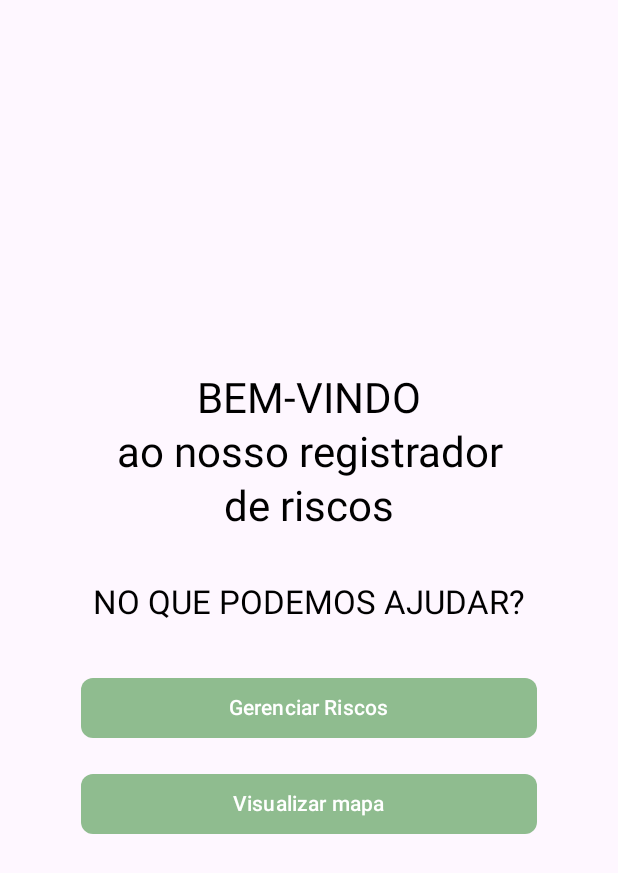
After one commit to elizeuOliJunior/GerenciamentoDeRiscos, an Android app built with Jetpack Compose: the HomeScreen screen opened through its navigation route, on a phone screen of 412 x 824 dp. The commit adds this screen. Shown: the top 873 px of the screen. Run offline under Robolectric (Android 15) with nearby library versions, the phone set to English and light mode, and no system bars.

Commit message:
HomePage Upp

```diff
--- a/app/src/main/java/com/example/gerenciamentoderiscos/ui/navigation/Navigation.kt
+++ b/app/src/main/java/com/example/gerenciamentoderiscos/ui/navigation/Navigation.kt
@@ -4,13 +4,17 @@ import androidx.compose.runtime.Composable
 import androidx.navigation.compose.NavHost
 import androidx.navigation.compose.composable
 import androidx.navigation.compose.rememberNavController
+import com.example.gerenciamentoderiscos.ui.screens.HomeScreen
 import com.example.gerenciamentoderiscos.ui.screens.AllRisksScreen
 
 @Composable
 fun AppNavigation() {
     val navController = rememberNavController()
 
-    NavHost(navController = navController, startDestination = "AllRisksScreen") {
+    NavHost(navController = navController, startDestination = "HomeScreen") {
+        composable("HomeScreen") {
+            HomeScreen()
+        }
         composable("AllRisksScreen") {
             AllRisksScreen()
         }
--- /dev/null
+++ b/app/src/main/java/com/example/gerenciamentoderiscos/ui/screens/HomeScreen.kt
@@ -0,0 +1,71 @@
+package com.example.gerenciamentoderiscos.ui.screens
+
+
+import androidx.compose.foundation.layout.*
+import androidx.compose.material3.Button
+import androidx.compose.material3.ButtonDefaults
+import androidx.compose.material3.MaterialTheme
+import androidx.compose.material3.Text
+import androidx.compose.runtime.Composable
+import androidx.compose.ui.Alignment
+import androidx.compose.ui.Modifier
+import androidx.compose.ui.graphics.Color
+import androidx.compose.ui.text.style.TextAlign
+import androidx.compose.ui.unit.dp
+import androidx.navigation.NavHostController
+import androidx.navigation.compose.rememberNavController
+import androidx.compose.foundation.shape.RoundedCornerShape
+
+@Composable
+fun HomeScreen(navController: NavHostController = rememberNavController()) {
+    val primaryColor = MaterialTheme.colorScheme.primary // Ou uma cor verde personalizada do seu tema
+
+    Column(
+        modifier = Modifier
+            .fillMaxSize()
+            .padding(16.dp),
+        horizontalAlignment = Alignment.CenterHorizontally,
+        verticalArrangement = Arrangement.Center
+    ) {
+        Text(
+            text = "BEM-VINDO\nao nosso registrador\nde riscos",
+            style = MaterialTheme.typography.headlineMedium,
+            textAlign = TextAlign.Center
+        )
+        Spacer(modifier = Modifier.height(32.dp))
+        Text(
+            text = "NO QUE PODEMOS AJUDAR?",
+            style = MaterialTheme.typography.titleLarge
+        )
+        Spacer(modifier = Modifier.height(32.dp))
+
+        Button(
+            onClick = { navController.navigate("AllRisksScreen") },
+            modifier = Modifier.fillMaxWidth(0.8f),
+            colors = ButtonDefaults.buttonColors(containerColor = primaryColor),
+            shape = RoundedCornerShape(8.dp)
+        ) {
+            Text("Gerenciar Riscos", color = Color.White)
+        }
+        Spacer(modifier = Modifier.height(16.dp))
+
+        Button(
+            onClick = {navController.navigate("UserRisksScreen") },
+            modifier = Modifier.fillMaxWidth(0.8f),
+            colors = ButtonDefaults.buttonColors(containerColor = primaryColor),
+            shape = RoundedCornerShape(8.dp)
+        ) {
+            Text("Visualizar mapa", color = Color.White)
+        }
+        Spacer(modifier = Modifier.height(16.dp))
+
+//        Button(
+//            onClick = { /* Lógica para sair do aplicativo ou deslogar */ },
+//            modifier = Modifier.fillMaxWidth(0.8f),
+//            colors = ButtonDefaults.buttonColors(containerColor = primaryColor),
+//            shape = RoundedCornerShape(8.dp)
+//        ) {
+//            Text("Sair", color = Color.White)
+//        }
+    }
+}
```
